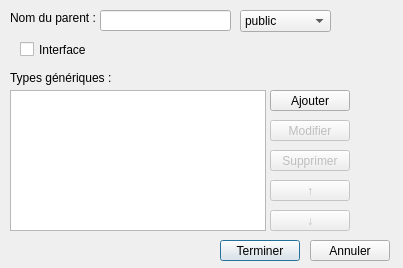
This is newparent.ui in WildGoat07/CodeGenerator as Qt 5 draws it before an edit. The edited form follows.
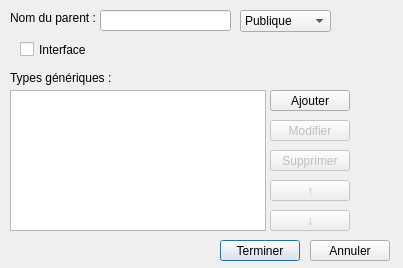
This is the edited form. Icons and pictures are not drawn.

The edit to the form file:
```diff
--- a/newparent.ui
+++ b/newparent.ui
@@ -47,7 +47,7 @@
    </property>
    <item>
     <property name="text">
-     <string>public</string>
+     <string>Publique</string>
     </property>
    </item>
    <item>
```
Left out of the diff: 4 changed lines with no effect on the pictures.
